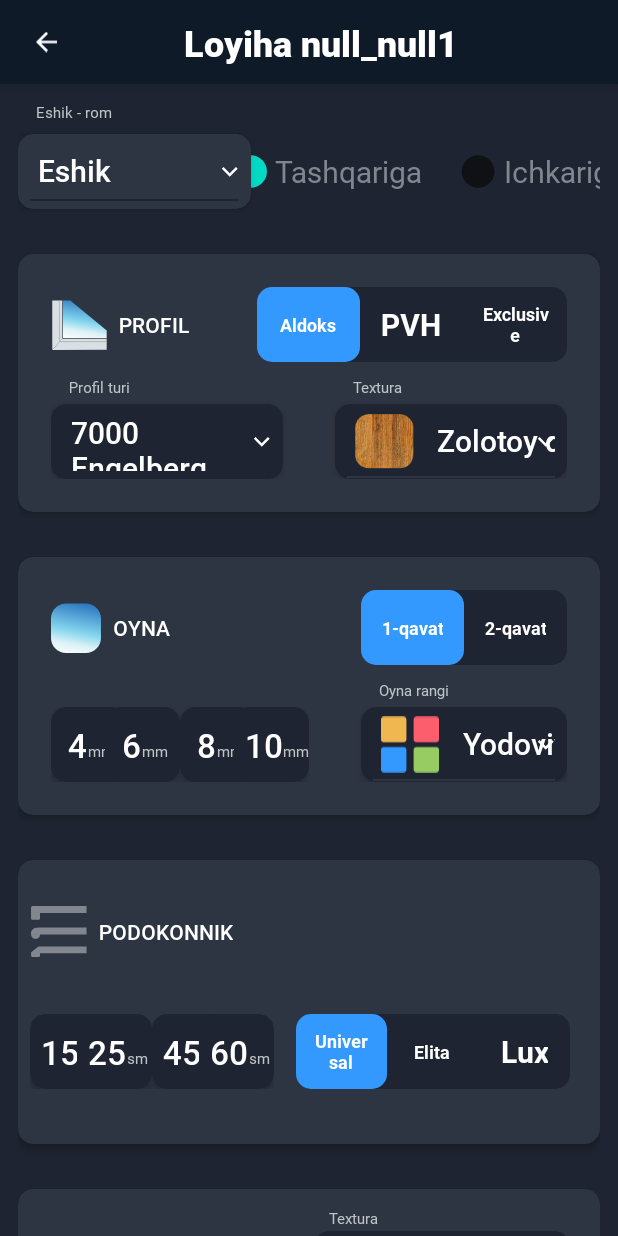
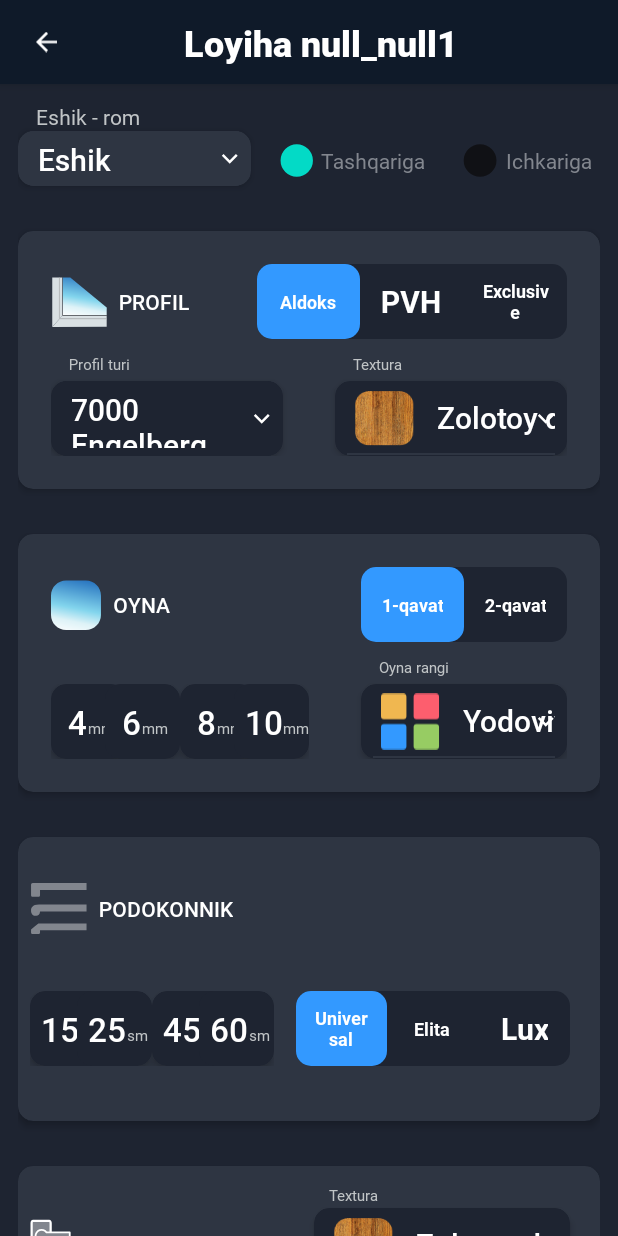
Before and after one commit to JahongirmirzoDv/TezkorAkfa, an Android app: the DrawingsFragment screen opened through its navigation route, after a tap on an icon or button, on a phone screen of 412 x 824 dp. Run offline under Robolectric (Android 15) with nearby library versions, the phone set to English and light mode, and no system bars; libraries missing offline, so code that uses them is left out: com.mocklets.pluto; pictures from the network do not load; 2 statements that could not run were skipped.

Commit message:
update+ 1.0

```diff
--- a/app/src/main/java/uz/algorithmgateway/tezkorakfa/measurer/ui/slider_standart/SliderScreen.kt
+++ b/app/src/main/java/uz/algorithmgateway/tezkorakfa/measurer/ui/slider_standart/SliderScreen.kt
@@ -115,8 +115,14 @@ class SliderScreen : Fragment() {
             toast("Chizma galareyaga saqlandi")
         }
 
-        binding.floatingBack.setOnClickListener {
-            navController.navigateUp()
+        binding.apply {
+            floatingBack.setOnClickListener {
+                navController.navigateUp()
+            }
+            clear.setOnClickListener {
+                dragAndDropListener.clearView()
+            }
+
         }
     }
 
@@ -127,11 +133,14 @@ class SliderScreen : Fragment() {
             val locationOfViewInWindow = IntArray(2)
             view.getLocationInWindow(locationOfViewInWindow)
             try {
-                PixelCopy.request(window,
-                    Rect(locationOfViewInWindow[0],
+                PixelCopy.request(
+                    window,
+                    Rect(
+                        locationOfViewInWindow[0],
                         locationOfViewInWindow[1],
                         locationOfViewInWindow[0] + view.width,
-                        locationOfViewInWindow[1] + view.height),
+                        locationOfViewInWindow[1] + view.height
+                    ),
                     bitmap,
                     { copyResult ->
                         if (copyResult == PixelCopy.SUCCESS) {
@@ -139,7 +148,8 @@ class SliderScreen : Fragment() {
                         }
                         // possible to handle other result codes ...
                     },
-                    Handler())
+                    Handler()
+                )
             } catch (e: IllegalArgumentException) {
                 // PixelCopy may throw IllegalArgumentException, make sure to handle it
                 e.printStackTrace()
@@ -149,14 +159,18 @@ class SliderScreen : Fragment() {
 
     private val PERMISSION_STORAGE = arrayOf(
         Manifest.permission.READ_EXTERNAL_STORAGE,
-        Manifest.permission.WRITE_EXTERNAL_STORAGE)
+        Manifest.permission.WRITE_EXTERNAL_STORAGE
+    )
 
     fun verifyStoragePermission(activity: Activity) {
-        val permission = ActivityCompat.checkSelfPermission(requireContext(),
-            Manifest.permission.WRITE_EXTERNAL_STORAGE)
+        val permission = ActivityCompat.checkSelfPermission(
+            requireContext(),
+            Manifest.permission.WRITE_EXTERNAL_STORAGE
+        )
         if (permission != PackageManager.PERMISSION_GRANTED) {
             ActivityCompat.requestPermissions(
-                activity, PERMISSION_STORAGE, 1)
+                activity, PERMISSION_STORAGE, 1
+            )
         }
     }
 
@@ -180,7 +194,8 @@ class SliderScreen : Fragment() {
             dbViewmodel.updateDrawing(drawing)
         } else {
             val imagesDir = Environment.getExternalStoragePublicDirectory(
-                Environment.DIRECTORY_DCIM).toString() + File.separator + "Camera"
+                Environment.DIRECTORY_DCIM
+            ).toString() + File.separator + "Camera"
             val file = File(imagesDir)
             if (!file.exists()) {
                 file.mkdir()
--- a/app/src/main/java/uz/algorithmgateway/tezkorakfa/windowdoordisegner/ui/Area.kt
+++ b/app/src/main/java/uz/algorithmgateway/tezkorakfa/windowdoordisegner/ui/Area.kt
@@ -11,7 +11,6 @@ import android.os.Build
 import android.os.Environment
 import android.provider.MediaStore
 import android.util.AttributeSet
-import android.util.Log
 import android.view.LayoutInflater
 import android.view.View
 import android.widget.LinearLayout
@@ -122,6 +121,17 @@ class Area @JvmOverloads constructor(
         saveImage?.let { saveBitmap(it, "rasm") }
     }
 
+    fun clearView() {
+//        val layoutParams = LayoutParams(
+//            LayoutParams.MATCH_PARENT,
+//            LayoutParams.WRAP_CONTENT
+//        )
+//        childLayout?.setLayoutParams(layoutParams)
+//        childLayout?.addView(viewer)
+//        removeView(childLayout)
+//        childLayout?.addView(childLayout, childLayout?.layoutParams)
+    }
+
     private fun saveImage(view: View): Bitmap {
         val specWidth =
             View.MeasureSpec.makeMeasureSpec(1324, View.MeasureSpec.AT_MOST)
@@ -152,7 +162,8 @@ class Area @JvmOverloads constructor(
             fos = imageUri?.let { resolver.openOutputStream(it) }
         } else {
             val imagesDir = Environment.getExternalStoragePublicDirectory(
-                Environment.DIRECTORY_DCIM).toString() + File.separator + "Camera"
+                Environment.DIRECTORY_DCIM
+            ).toString() + File.separator + "Camera"
             val file = File(imagesDir)
             if (!file.exists()) {
                 file.mkdir()
--- a/app/src/main/java/uz/algorithmgateway/tezkorakfa/windowdoordisegner/ui/DesignerLayout.kt
+++ b/app/src/main/java/uz/algorithmgateway/tezkorakfa/windowdoordisegner/ui/DesignerLayout.kt
@@ -32,8 +32,8 @@ class DesignerLayout @JvmOverloads constructor(
 
     }
 
-    fun setFunctionOnSizeViewClick(function:()->Unit) {
-        onSizeViewClick =function
+    fun setFunctionOnSizeViewClick(function: () -> Unit) {
+        onSizeViewClick = function
     }
 
     fun setW(number: Int?) {
--- a/app/src/main/res/layout/screen_select_type_order.xml
+++ b/app/src/main/res/layout/screen_select_type_order.xml
@@ -17,10 +17,10 @@
             android:layout_height="56dp">
 
             <com.google.android.material.textview.MaterialTextView
+                android:id="@+id/project_id"
                 style="@style/TextView.Toolbar"
                 android:layout_width="wrap_content"
                 android:layout_height="wrap_content"
-                android:id="@+id/project_id"
                 app:layout_constraintBottom_toBottomOf="parent"
                 app:layout_constraintEnd_toEndOf="parent"
                 app:layout_constraintStart_toStartOf="parent"
@@ -59,6 +59,7 @@
                 android:layout_marginStart="@dimen/margin_hint_from_tv"
                 android:text="@string/door_window"
                 android:textColor="@color/color_light_text"
+                android:textSize="@dimen/default_text_size"
                 app:layout_constraintStart_toStartOf="parent"
                 app:layout_constraintTop_toTopOf="parent" />
 
@@ -66,11 +67,12 @@
             <com.google.android.material.card.MaterialCardView
                 android:id="@+id/layoutRoomSpinner"
                 android:layout_width="@dimen/border_width"
-                android:layout_height="@dimen/size_fifty"
-                android:layout_marginTop="@dimen/margin_seven"
+                android:layout_height="0dp"
+                android:layout_marginTop="0dp"
                 app:cardBackgroundColor="@color/layout_light"
                 app:cardCornerRadius="@dimen/item_space_middle"
                 app:cardElevation="@dimen/card_elevation_3"
+                app:layout_constraintHeight_percent="0.028"
                 app:layout_constraintStart_toStartOf="parent"
                 app:layout_constraintTop_toBottomOf="@id/textViewRoom"
                 app:layout_constraintWidth_percent="0.4">
@@ -99,16 +101,19 @@
             </com.google.android.material.card.MaterialCardView>
 
             <RadioGroup
+                android:id="@+id/radio_group"
                 style="@style/RadioGroup.Custom"
-                android:id="@+id/radio_group"
-                android:layout_width="wrap_content"
-                android:layout_height="wrap_content"
-                android:layout_marginStart="12dp"
+                android:layout_width="0dp"
+                android:layout_height="0dp"
+                android:gravity="center"
+                android:layout_marginStart="@dimen/default_item_space"
                 android:orientation="horizontal"
                 app:layout_constraintBottom_toBottomOf="@id/layoutRoomSpinner"
                 app:layout_constraintEnd_toEndOf="parent"
+                app:layout_constraintHeight_percent="0.03"
                 app:layout_constraintStart_toEndOf="@id/layoutRoomSpinner"
-                app:layout_constraintTop_toTopOf="@id/layoutRoomSpinner">
+                app:layout_constraintTop_toTopOf="@id/layoutRoomSpinner"
+                app:layout_constraintWidth_percent="0.6">
 
                 <RadioButton
                     android:id="@+id/radioOut"
@@ -120,7 +125,7 @@
                     android:checked="true"
                     android:padding="@dimen/item_space_min"
                     android:text="@string/to_out"
-                    android:textSize="@dimen/text_size_twenty" />
+                    android:textSize="@dimen/default_text_size" />
 
                 <RadioButton
                     android:id="@+id/radioIn"
@@ -131,7 +136,7 @@
                     android:button="@drawable/circle_radio_button"
                     android:padding="@dimen/item_space_min"
                     android:text="@string/to_in_house"
-                    android:textSize="@dimen/text_size_twenty" />
+                    android:textSize="@dimen/default_text_size" />
 
             </RadioGroup>
 
@@ -160,23 +165,25 @@
                     layout="@layout/section_accessory" />
 
                 <androidx.cardview.widget.CardView
-                    app:cardCornerRadius="15dp"
+                    android:layout_width="match_parent"
+                    android:layout_height="100dp"
                     android:layout_marginTop="15dp"
-                    android:layout_width="match_parent"
-                    android:layout_height="100dp">
+                    app:cardCornerRadius="15dp">
+
                     <LinearLayout
-                        android:background="@color/item_bg"
                         android:layout_width="match_parent"
-                        android:layout_height="match_parent">
+                        android:layout_height="match_parent"
+                        android:background="@color/item_bg">
+
                         <EditText
                             android:id="@+id/comment"
-                            android:textAlignment="textStart"
+                            android:layout_width="match_parent"
+                            android:layout_height="match_parent"
+                            android:background="@color/pluto___transparent"
+                            android:gravity="start"
+                            android:hint="komment"
                             android:padding="10dp"
-                            android:hint="komment"
-                            android:gravity="start"
-                            android:background="@color/pluto___transparent"
-                            android:layout_width="match_parent"
-                            android:layout_height="match_parent"/>
+                            android:textAlignment="textStart" />
                     </LinearLayout>
                 </androidx.cardview.widget.CardView>
 
```
